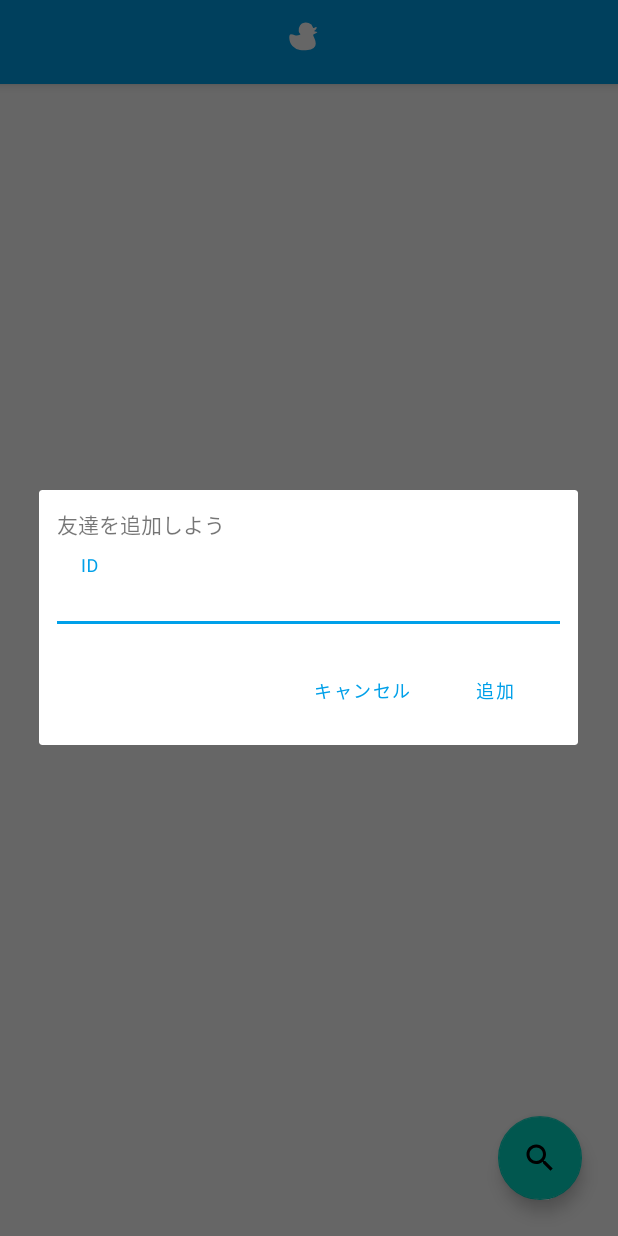
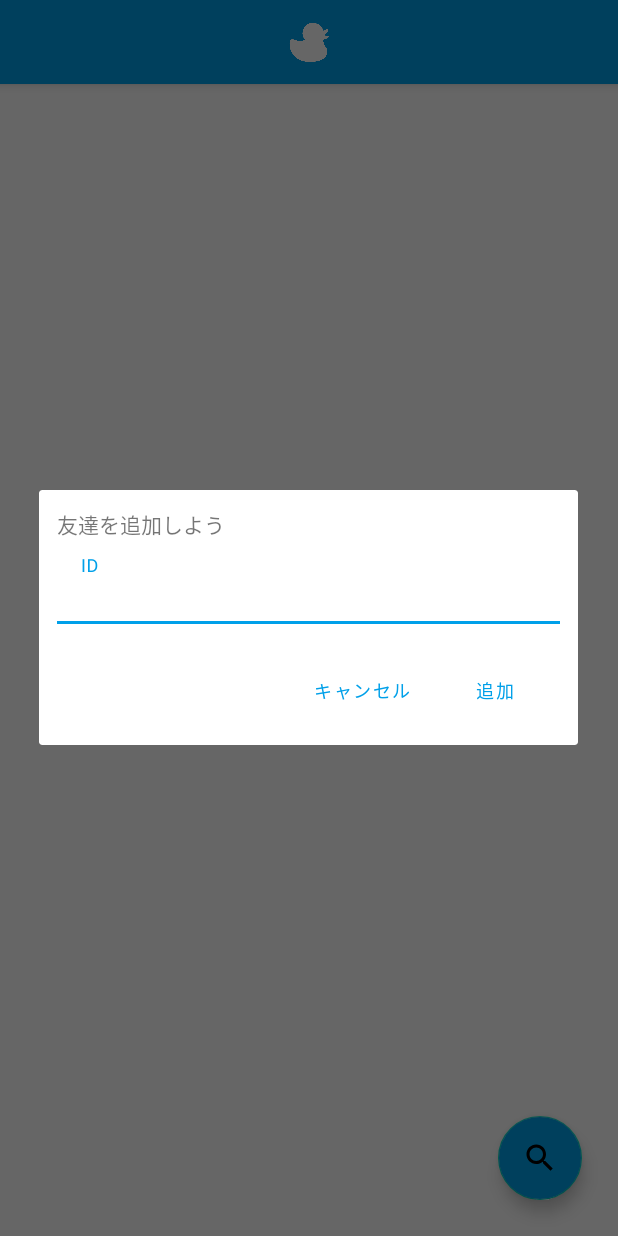
Before and after one commit to sshun04/Litweet, an Android app: the screen it shows after launch (MainActivity), after a tap on an icon or button, on a phone screen of 412 x 824 dp. Run offline under Robolectric (Android 15) with nearby library versions, the phone set to English and light mode, and no system bars; our stand-ins replace RxJava; 3 statements that could not run were skipped.

Commit message:
add tobisuke icon

```diff
--- a/app/src/main/res/drawable/ic_tobisuke_white_24dp.xml
+++ /dev/null
@@ -1,10 +0,0 @@
-<vector xmlns:android="http://schemas.android.com/apk/res/android"
-    android:width="48dp"
-    android:height="48dp"
-    android:tint="#FFFFFF"
-    android:viewportWidth="48.0"
-    android:viewportHeight="48.0">
-    <path
-        android:fillColor="#FF000000"
-        android:pathData="M 14.86 32 a 12.24 12.24 0 0 1 -7.43 -3.88 A 12.73 12.73 0 0 1 5.1 24.21 A 14.16 14.16 0 0 1 4.28 20 a 7.07 7.07 0 0 1 0.23 -2.38 a 1.56 1.56 0 0 1 1.3 -1.27 a 15.23 15.23 0 0 1 4.05 0.9 a 6.72 6.72 0 0 0 5 -0.55 c 0.63 -0.21 0.66 -0.38 0.23 -0.88 a 5 5 0 0 1 -1.35 -2.61 a 8.22 8.22 0 0 1 1.42 -5.89 a 5.85 5.85 0 0 1 4 -2.6 A 9.36 9.36 0 0 1 23.63 5 A 6.38 6.38 0 0 1 28 9.43 A 0.78 0.78 0 0 0 29 10 a 3.66 3.66 0 0 0 0.83 -0.38 A 5.71 5.71 0 0 1 31 9 c 0.46 -0.12 0.73 0 0.71 0.53 A 2.8 2.8 0 0 1 31.17 11 a 8.53 8.53 0 0 1 -1.8 1.75 c -0.13 0.1 -0.38 0.18 -0.31 0.35 s 2.43 0.55 3.07 0.93 c 0.24 0.13 0.1 0.42 0 0.58 A 7.3 7.3 0 0 1 29.42 16 c -1.21 0.42 -1.41 0.88 -1 2.08 l 1.19 2.7 a 11.6 11.6 0 0 1 1.13 5 A 5.39 5.39 0 0 1 28.66 30 A 10.94 10.94 0 0 1 22.82 32 A 45 45 0 0 1 14.86 32 Z" />
-</vector>
--- a/app/src/main/res/layout/activity_main.xml
+++ b/app/src/main/res/layout/activity_main.xml
@@ -22,7 +22,7 @@
             android:layout_width="32dp"
             android:layout_height="32dp"
             android:layout_gravity="center"
-            android:src="@drawable/ic_tobisuke_white_24dp" />
+            android:src="@drawable/ic_tobisuke_header" />
 
     </androidx.appcompat.widget.Toolbar>
 
@@ -40,12 +40,11 @@
         android:layout_width="wrap_content"
         android:layout_height="wrap_content"
         android:layout_margin="24dp"
-        android:background="@color/colorPrimary"
+        android:backgroundTint="@color/colorPrimary"
         android:clickable="true"
         android:src="@drawable/ic_search_white_24dp"
         app:layout_constraintBottom_toBottomOf="parent"
-        app:layout_constraintEnd_toEndOf="parent"
-        app:srcCompat="@color/colorPrimary" />
+        app:layout_constraintEnd_toEndOf="parent" />
 
     <ProgressBar
         android:id="@+id/progressBar"
```
Also changed, not shown: app/src/main/res/drawable/ic_tobisuke_header.png (added), app/src/main/res/drawable/litweet_icon.png (added).
